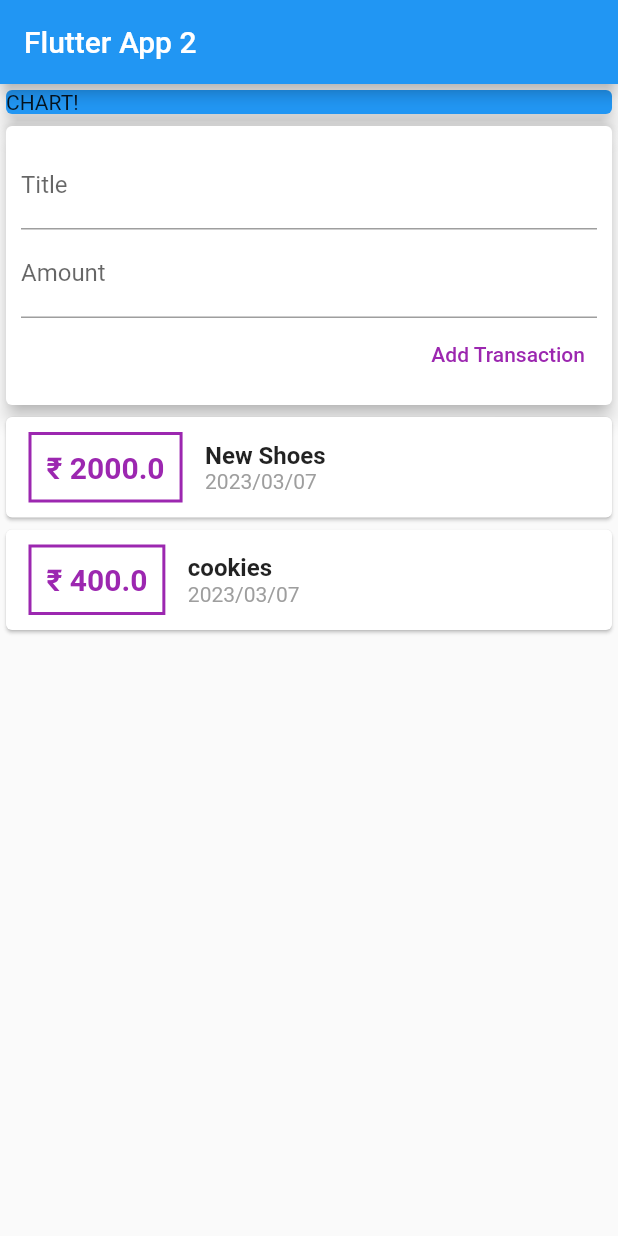
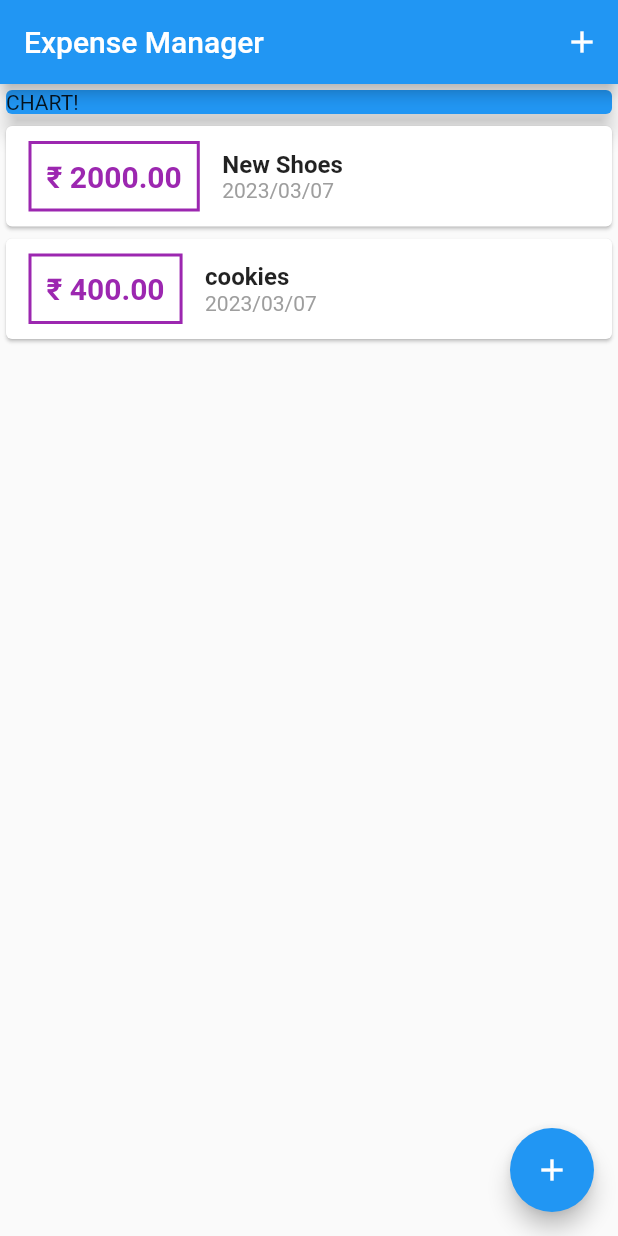
Before and after one commit to YogeshRajgure/ExpenseManager-App, a Flutter app: the screen it shows after launch, on a phone screen of 412 x 824 dp. Run offline on Flutter 3.47's test engine with Material 2 defaults, Android fonts, the phone set to English and light mode, and no system bars.

Commit message:
logic is working. only chart menu & theme remains

```diff
--- a/lib/main.dart
+++ b/lib/main.dart
@@ -1,5 +1,3 @@
-
-
 import 'package:flutter_project_2/widgets/user_transactions.dart';
 
 import './widgets/new_transaction.dart';
@@ -7,6 +5,7 @@ import 'package:intl/intl.dart';
 import 'package:flutter/material.dart';
 
 import './widgets/transaction_list.dart';
+import './models/transaction.dart';
 
 void main() {
   runApp(MyApp());
@@ -17,23 +16,74 @@ class MyApp extends StatelessWidget {
   @override
   Widget build(BuildContext context) {
     return MaterialApp(
-      title: 'Flutter Demo',
+      title: 'Expense Manager',
+
       home: MyHomePage(),
     );
   }
 }
 
-class MyHomePage extends StatelessWidget {
+class MyHomePage extends StatefulWidget {
+  @override
+  State<MyHomePage> createState() => _MyHomePageState();
+}
+
+class _MyHomePageState extends State<MyHomePage> {
   // String? titleInput;
-  // String? amountInput;
-  final titlController = TextEditingController();
-  final amountController = TextEditingController();
+
+
+  final List<Transaction> _userTransaction = [
+    Transaction(
+      id: 't1',
+      title: 'New Shoes',
+      amount: 2000,
+      date: DateTime.now(),
+    ),
+    Transaction(
+      id: 't2',
+      title: 'cookies',
+      amount: 400,
+      date: DateTime.now(),
+    ),
+  ];
+
+  void _addNewTransaction(String txTitle, double txAmount) {
+    final newTx = Transaction(
+      id: DateTime.now().toString(),
+      title: txTitle,
+      amount: txAmount,
+      date: DateTime.now(),
+    );
+
+    setState(() {
+      _userTransaction.add(newTx);
+    });
+  }
+
+  void _start_AddNewTransaction(BuildContext ctx) {
+    showModalBottomSheet(
+      context: ctx,
+      builder: (bCtx) {
+        return GestureDetector(
+          onTap: () => {},
+          child: NewTransaction(_addNewTransaction),
+          behavior: HitTestBehavior.opaque,
+        );
+      },
+    );
+  }
 
   @override
   Widget build(BuildContext context) {
     return Scaffold(
       appBar: AppBar(
-        title: const Text('Flutter App 2'),
+        title: const Text('Expense Manager'),
+        actions: <Widget>[
+          IconButton(
+            onPressed: () => _start_AddNewTransaction(context),
+            icon: Icon(Icons.add),
+          )
+        ],
       ),
       body: SingleChildScrollView(
         child: Column(
@@ -48,9 +98,14 @@ class MyHomePage extends StatelessWidget {
                 child: Text('CHART!'),
               ),
             ),
-            UserTransactions(),
+            TransactionList(_userTransaction),
           ],
         ),
+      ),
+      floatingActionButtonLocation: FloatingActionButtonLocation.endFloat,
+      floatingActionButton: FloatingActionButton(
+        child: Icon(Icons.add),
+        onPressed: () => _start_AddNewTransaction(context),
       ),
     );
   }
--- a/lib/widgets/transaction_list.dart
+++ b/lib/widgets/transaction_list.dart
@@ -13,8 +13,10 @@ class TransactionList extends StatelessWidget {
 
   @override
   Widget build(BuildContext context) {
-    return Column(
-      children: transactions.map((tx) {
+    return Container(
+      height: 550,
+      child: ListView.builder(
+        itemBuilder: (ctx, index) {
           return Card(
             child: Row(
               children: <Widget>[
@@ -31,7 +33,7 @@ class TransactionList extends StatelessWidget {
                   ),
                   padding: EdgeInsets.all(10),
                   child: Text(
-                  '\₹ ${tx.amount}', //tx.amount.toString(),
+                    '\₹ ${transactions[index].amount?.toStringAsFixed(2)}', //tx.amount.toString(),
                     style: TextStyle(
                       fontWeight: FontWeight.bold,
                       fontSize: 20,
@@ -43,7 +45,7 @@ class TransactionList extends StatelessWidget {
                   crossAxisAlignment: CrossAxisAlignment.start,
                   children: <Widget>[
                     Text(
-                    tx.title as String,
+                      transactions[index].title as String,
                       style: TextStyle(
                         fontSize: 16,
                         fontWeight: FontWeight.bold,
@@ -51,7 +53,7 @@ class TransactionList extends StatelessWidget {
                     ),
                     Text(
                       DateFormat('yyyy/MM/dd')
-                        .format(tx.date as DateTime), //tx.date.toString(),
+                          .format(transactions[index].date as DateTime), //tx.date.toString(),
                       style: TextStyle(
                         color: Colors.grey,
                       ),
@@ -61,7 +63,11 @@ class TransactionList extends StatelessWidget {
               ],
             ),
           );
-      }).toList(),
+
+        },
+        itemCount: transactions.length,
+
+      ),
     );
   }
 }
--- a/lib/widgets/user_transactions.dart
+++ b/lib/widgets/user_transactions.dart
@@ -1,52 +1,25 @@
-import 'package:flutter/src/widgets/framework.dart';
-import 'package:flutter/src/widgets/placeholder.dart';
-import 'package:flutter/material.dart';
+// import 'package:flutter/src/widgets/framework.dart';
+// import 'package:flutter/src/widgets/placeholder.dart';
+// import 'package:flutter/material.dart';
 
-import './new_transaction.dart';
-import './transaction_list.dart';
-import '../models/transaction.dart';
+// import './new_transaction.dart';
+// import './transaction_list.dart';
+// import '../models/transaction.dart';
 
-class UserTransactions extends StatefulWidget {
-  @override
-  State<UserTransactions> createState() => _UserTransactionsState();
-}
+// class UserTransactions extends StatefulWidget {
+//   @override
+//   State<UserTransactions> createState() => _UserTransactionsState();
+// }
 
-class _UserTransactionsState extends State<UserTransactions> {
-  final List<Transaction> _userTransaction = [
-    Transaction(
-      id: 't1',
-      title: 'New Shoes',
-      amount: 2000,
-      date: DateTime.now(),
-    ),
-    Transaction(
-      id: 't2',
-      title: 'cookies',
-      amount: 400,
-      date: DateTime.now(),
-    ),
-  ];
+// class _UserTransactionsState extends State<UserTransactions> {
 
-  void _addNewTransaction(String txTitle, double txAmount) {
-    final newTx = Transaction(
-      id: DateTime.now().toString(),
-      title: txTitle,
-      amount: txAmount,
-      date: DateTime.now(),
-    );
 
-    setState(() {
-      _userTransaction.add(newTx);
-    });
-  }
-
-  @override
-  Widget build(BuildContext context) {
-    return Column(
-      children: <Widget>[
-        NewTransaction(_addNewTransaction),
-        TransactionList(_userTransaction),
-      ],
-    );
-  }
-}
+//   @override
+//   Widget build(BuildContext context) {
+//     return Column(
+//       children: <Widget>[
+//         // NewTransaction(_addNewTransaction),
+//       ],
+//     );
+//   }
+// }
```
Also changed, not shown: lib/widgets/new_transaction.dart (+37 -12 lines). Lines whose indentation alone changed are shown as unchanged.
